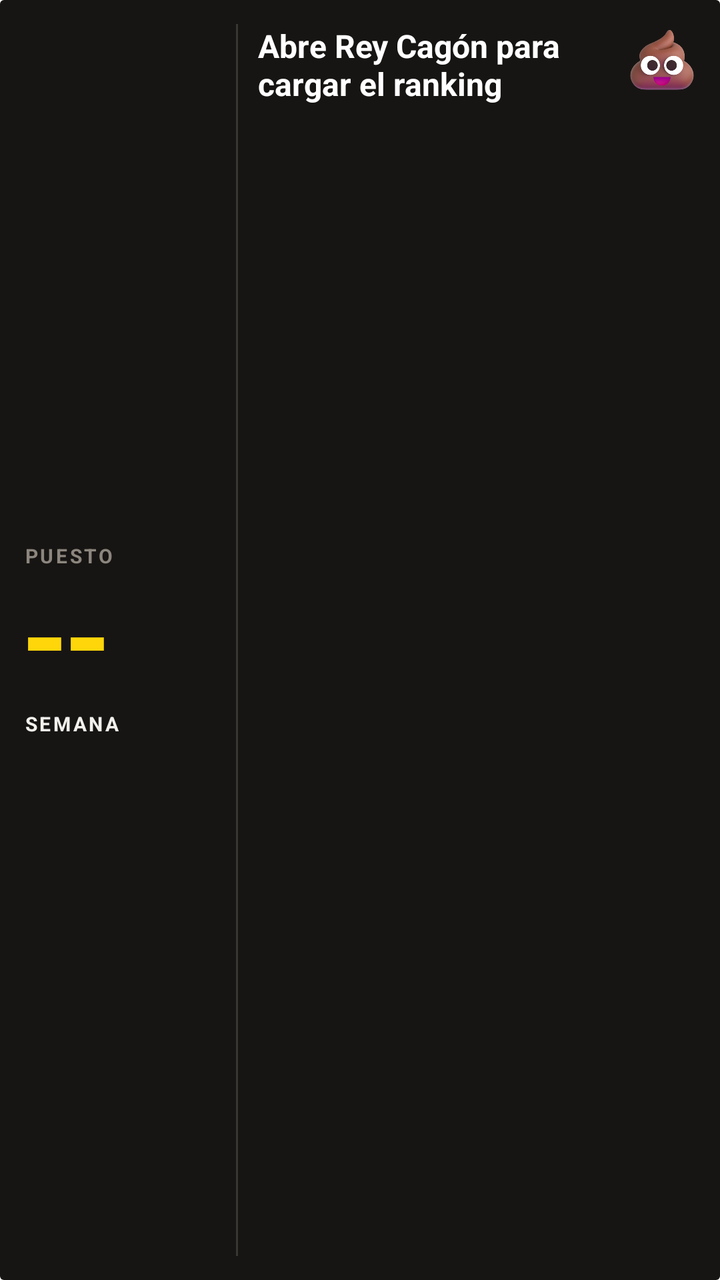
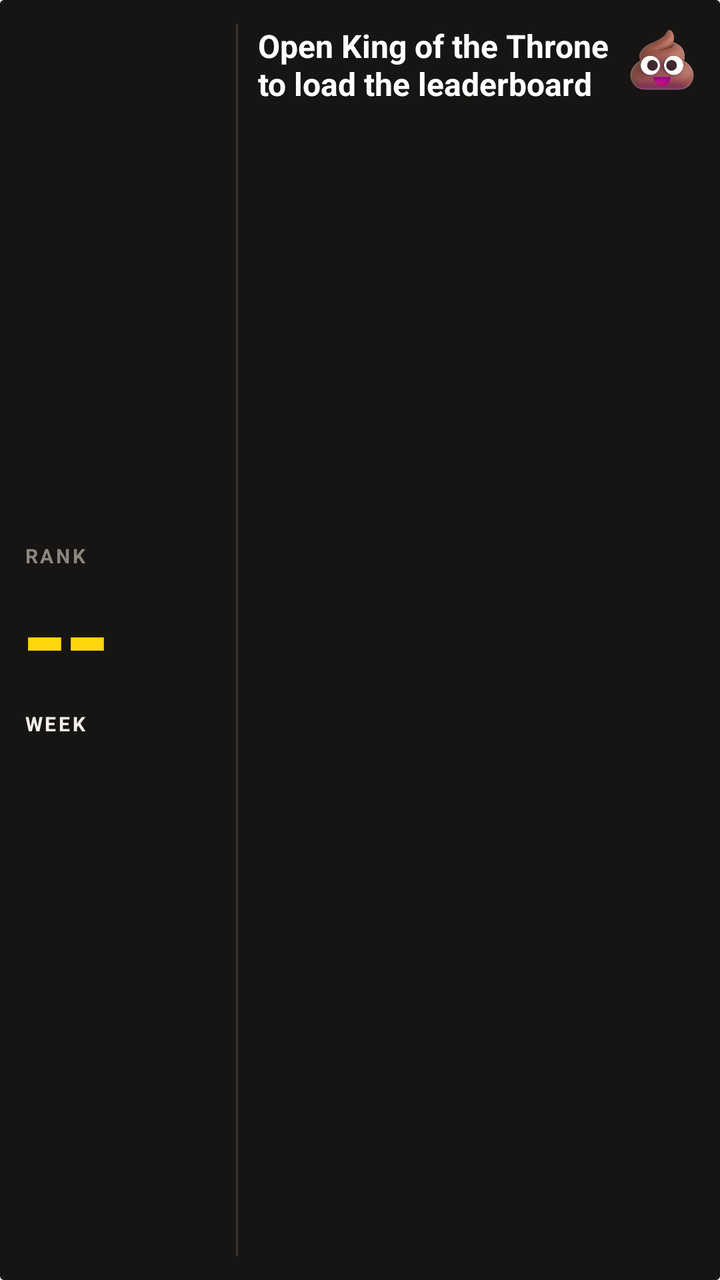

An Android layout rendered at two revisions. The XML below is the earlier revision; the diff shows what the commit changed to produce the second picture.
<!-- AndroidManifest.xml: fallback theme Theme.MaterialComponents.DayNight.NoActionBar -->
<!-- res/layout/widget_ranking.xml -->
<?xml version="1.0" encoding="utf-8"?>
<LinearLayout xmlns:android="http://schemas.android.com/apk/res/android"
    android:id="@+id/rk_raiz"
    android:layout_width="match_parent"
    android:layout_height="match_parent"
    android:background="@drawable/widget_fondo_negro"
    android:orientation="horizontal"
    android:padding="12dp">

    <LinearLayout
        android:layout_width="96dp"
        android:layout_height="match_parent"
        android:gravity="center_vertical"
        android:orientation="vertical">

        <TextView
            android:id="@+id/rk_titulo"
            android:layout_width="wrap_content"
            android:layout_height="wrap_content"
            android:letterSpacing="0.12"
            android:text="PUESTO"
            android:textColor="#8C867E"
            android:textSize="10sp"
            android:textStyle="bold" />

        <TextView
            android:id="@+id/rk_puesto"
            android:layout_width="wrap_content"
            android:layout_height="wrap_content"
            android:fontFeatureSettings="tnum"
            android:includeFontPadding="false"
            android:letterSpacing="-0.04"
            android:text="--"
            android:textColor="#FFD60A"
            android:textSize="60sp"
            android:textStyle="bold" />

        <TextView
            android:id="@+id/rk_de"
            android:layout_width="wrap_content"
            android:layout_height="wrap_content"
            android:letterSpacing="0.12"
            android:text="SEMANA"
            android:textColor="#F2F0EC"
            android:textSize="10sp"
            android:textStyle="bold" />
    </LinearLayout>

    <FrameLayout
        android:layout_width="1dp"
        android:layout_height="match_parent"
        android:layout_marginHorizontal="10dp"
        android:background="#3A3733" />

    <LinearLayout
        android:layout_width="0dp"
        android:layout_height="match_parent"
        android:layout_weight="1"
        android:orientation="vertical">

        <LinearLayout
            android:layout_width="match_parent"
            android:layout_height="wrap_content"
            android:layout_marginBottom="4dp"
            android:orientation="horizontal">

            <TextView
                android:id="@+id/rk_frase"
                android:layout_width="0dp"
                android:layout_height="wrap_content"
                android:layout_weight="1"
                android:ellipsize="end"
                android:maxLines="2"
                android:text="Abre Rey Cagón para cargar el ranking"
                android:textColor="#FFFFFF"
                android:textSize="16sp"
                android:textStyle="bold" />

            <ImageView
                android:id="@+id/rk_icono"
                android:layout_width="34dp"
                android:layout_height="34dp"
                android:layout_marginStart="6dp"
                android:contentDescription="Cagué"
                android:src="@drawable/widget_poop" />
        </LinearLayout>


            <LinearLayout
                android:id="@+id/rk_fila0"
                android:layout_width="match_parent"
                android:layout_height="wrap_content"
                android:layout_marginTop="3dp"
                android:orientation="horizontal"
                android:visibility="gone">

                <TextView
                    android:id="@+id/rk_pos0"
                    android:layout_width="24dp"
                    android:layout_height="wrap_content"
                    android:fontFeatureSettings="tnum"
                    android:textColor="#8C867E"
                    android:textSize="12sp"
                    android:textStyle="bold" />

                <TextView
                    android:id="@+id/rk_nombre0"
                    android:layout_width="0dp"
                    android:layout_height="wrap_content"
                    android:layout_weight="1"
                    android:ellipsize="end"
                    android:maxLines="1"
                    android:textColor="#F2F0EC"
                    android:textSize="13sp" />

                <TextView
                    android:id="@+id/rk_total0"
                    android:layout_width="wrap_content"
                    android:layout_height="wrap_content"
                    android:layout_marginStart="6dp"
                    android:fontFeatureSettings="tnum"
                    android:textColor="#F2F0EC"
                    android:textSize="13sp"
                    android:textStyle="bold" />
            </LinearLayout>

            <LinearLayout
                android:id="@+id/rk_fila1"
                android:layout_width="match_parent"
                android:layout_height="wrap_content"
                android:layout_marginTop="3dp"
                android:orientation="horizontal"
                android:visibility="gone">

                <TextView
                    android:id="@+id/rk_pos1"
                    android:layout_width="24dp"
                    android:layout_height="wrap_content"
                    android:fontFeatureSettings="tnum"
                    android:textColor="#8C867E"
                    android:textSize="12sp"
                    android:textStyle="bold" />

                <TextView
                    android:id="@+id/rk_nombre1"
                    android:layout_width="0dp"
                    android:layout_height="wrap_content"
                    android:layout_weight="1"
                    android:ellipsize="end"
                    android:maxLines="1"
                    android:textColor="#F2F0EC"
                    android:textSize="13sp" />

                <TextView
                    android:id="@+id/rk_total1"
                    android:layout_width="wrap_content"
                    android:layout_height="wrap_content"
                    android:layout_marginStart="6dp"
                    android:fontFeatureSettings="tnum"
                    android:textColor="#F2F0EC"
                    android:textSize="13sp"
                    android:textStyle="bold" />
            </LinearLayout>

            <LinearLayout
                android:id="@+id/rk_fila2"
                android:layout_width="match_parent"
                android:layout_height="wrap_content"
                android:layout_marginTop="3dp"
                android:orientation="horizontal"
                android:visibility="gone">

                <TextView
                    android:id="@+id/rk_pos2"
                    android:layout_width="24dp"
                    android:layout_height="wrap_content"
                    android:fontFeatureSettings="tnum"
                    android:textColor="#8C867E"
                    android:textSize="12sp"
                    android:textStyle="bold" />

                <TextView
                    android:id="@+id/rk_nombre2"
                    android:layout_width="0dp"
                    android:layout_height="wrap_content"
                    android:layout_weight="1"
                    android:ellipsize="end"
                    android:maxLines="1"
                    android:textColor="#F2F0EC"
                    android:textSize="13sp" />

                <TextView
                    android:id="@+id/rk_total2"
                    android:layout_width="wrap_content"
                    android:layout_height="wrap_content"
                    android:layout_marginStart="6dp"
                    android:fontFeatureSettings="tnum"
                    android:textColor="#F2F0EC"
                    android:textSize="13sp"
                    android:textStyle="bold" />
            </LinearLayout>

            <LinearLayout
                android:id="@+id/rk_fila3"
                android:layout_width="match_parent"
                android:layout_height="wrap_content"
                android:layout_marginTop="3dp"
                android:orientation="horizontal"
                android:visibility="gone">

                <TextView
                    android:id="@+id/rk_pos3"
                    android:layout_width="24dp"
                    android:layout_height="wrap_content"
                    android:fontFeatureSettings="tnum"
                    android:textColor="#8C867E"
                    android:textSize="12sp"
                    android:textStyle="bold" />

                <TextView
                    android:id="@+id/rk_nombre3"
                    android:layout_width="0dp"
                    android:layout_height="wrap_content"
                    android:layout_weight="1"
                    android:ellipsize="end"
                    android:maxLines="1"
                    android:textColor="#F2F0EC"
                    android:textSize="13sp" />

                <TextView
                    android:id="@+id/rk_total3"
                    android:layout_width="wrap_content"
                    android:layout_height="wrap_content"
                    android:layout_marginStart="6dp"
                    android:fontFeatureSettings="tnum"
                    android:textColor="#F2F0EC"
                    android:textSize="13sp"
                    android:textStyle="bold" />
            </LinearLayout>

            <LinearLayout
                android:id="@+id/rk_fila4"
                android:layout_width="match_parent"
                android:layout_height="wrap_content"
                android:layout_marginTop="3dp"
                android:orientation="horizontal"
                android:visibility="gone">

                <TextView
                    android:id="@+id/rk_pos4"
                    android:layout_width="24dp"
                    android:layout_height="wrap_content"
                    android:fontFeatureSettings="tnum"
                    android:textColor="#8C867E"
                    android:textSize="12sp"
                    android:textStyle="bold" />

                <TextView
                    android:id="@+id/rk_nombre4"
                    android:layout_width="0dp"
                    android:layout_height="wrap_content"
                    android:layout_weight="1"
                    android:ellipsize="end"
                    android:maxLines="1"
                    android:textColor="#F2F0EC"
                    android:textSize="13sp" />

                <TextView
                    android:id="@+id/rk_total4"
                    android:layout_width="wrap_content"
                    android:layout_height="wrap_content"
                    android:layout_marginStart="6dp"
                    android:fontFeatureSettings="tnum"
                    android:textColor="#F2F0EC"
                    android:textSize="13sp"
                    android:textStyle="bold" />
            </LinearLayout>

            <LinearLayout
                android:id="@+id/rk_fila5"
                android:layout_width="match_parent"
                android:layout_height="wrap_content"
                android:layout_marginTop="3dp"
                android:orientation="horizontal"
                android:visibility="gone">

                <TextView
                    android:id="@+id/rk_pos5"
                    android:layout_width="24dp"
                    android:layout_height="wrap_content"
                    android:fontFeatureSettings="tnum"
                    android:textColor="#8C867E"
                    android:textSize="12sp"
                    android:textStyle="bold" />

                <TextView
                    android:id="@+id/rk_nombre5"
                    android:layout_width="0dp"
                    android:layout_height="wrap_content"
                    android:layout_weight="1"
                    android:ellipsize="end"
                    android:maxLines="1"
                    android:textColor="#F2F0EC"
                    android:textSize="13sp" />

                <TextView
                    android:id="@+id/rk_total5"
                    android:layout_width="wrap_content"
                    android:layout_height="wrap_content"
                    android:layout_marginStart="6dp"
                    android:fontFeatureSettings="tnum"
                    android:textColor="#F2F0EC"
                    android:textSize="13sp"
                    android:textStyle="bold" />
            </LinearLayout>

    </LinearLayout>
</LinearLayout>
<!-- resources referenced by this layout -->
<resources>
  <!-- drawable widget_fondo_negro (drawable) -->
  <?xml version="1.0" encoding="utf-8"?>
  <shape xmlns:android="http://schemas.android.com/apk/res/android" android:shape="rectangle">
      <solid android:color="#171513" />
      <corners android:radius="2dp" />
  </shape>
  <!-- drawable widget_poop: png bitmap (drawable-nodpi, 35754 bytes) -->
</resources>

<!-- the commit's change to res/layout/widget_ranking.xml (unified diff, before → after) -->
@@ -18,7 +18,7 @@
             android:layout_width="wrap_content"
             android:layout_height="wrap_content"
             android:letterSpacing="0.12"
-            android:text="PUESTO"
+            android:text="@string/widget_puesto"
             android:textColor="#8C867E"
             android:textSize="10sp"
             android:textStyle="bold" />
@@ -40,7 +40,7 @@
             android:layout_width="wrap_content"
             android:layout_height="wrap_content"
             android:letterSpacing="0.12"
-            android:text="SEMANA"
+            android:text="@string/widget_semana"
             android:textColor="#F2F0EC"
             android:textSize="10sp"
             android:textStyle="bold" />
@@ -71,7 +71,7 @@
                 android:layout_weight="1"
                 android:ellipsize="end"
                 android:maxLines="2"
-                android:text="Abre Rey Cagón para cargar el ranking"
+                android:text="@string/widget_abrir"
                 android:textColor="#FFFFFF"
                 android:textSize="16sp"
                 android:textStyle="bold" />
<!-- resource entries referenced after the edit -->
@@ -7,5 +7,8 @@
       <corners android:radius="2dp" />
   </shape>
   <!-- drawable widget_poop: png bitmap (drawable-nodpi, 35754 bytes) -->
+  <string name="widget_abrir">Open King of the Throne to load the leaderboard</string>
+  <string name="widget_puesto">RANK</string>
+  <string name="widget_semana">WEEK</string>
 </resources>
 
